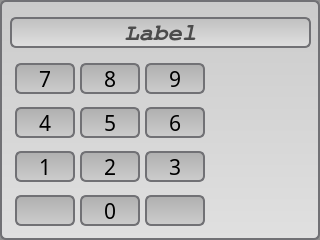
gaperezcortes/CSCE470, file ui/mainwindow.ui: the form before one commit.
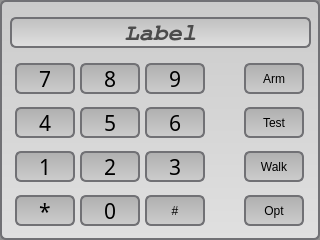
The form after the commit. Icons and pictures are not drawn.

What changed in the file:
```diff
--- a/ui/mainwindow.ui
+++ b/ui/mainwindow.ui
@@ -345,8 +345,33 @@
         </property>
        </widget>
       </item>
+      <item row="3" column="0">
+       <widget class="QPushButton" name="nstar">
+        <property name="maximumSize">
+         <size>
+          <width>60</width>
+          <height>31</height>
+         </size>
+        </property>
+        <property name="font">
+         <font>
+          <family>Oxygen Mono</family>
+          <pointsize>16</pointsize>
+          <weight>9</weight>
+          <italic>false</italic>
+          <bold>false</bold>
+         </font>
+        </property>
+        <property name="focusPolicy">
+         <enum>Qt::NoFocus</enum>
+        </property>
+        <property name="text">
+         <string>*</string>
+        </property>
+       </widget>
+      </item>
       <item row="3" column="2">
-       <widget class="QPushButton" name="btn_lock">
+       <widget class="QPushButton" name="npound">
         <property name="maximumSize">
          <size>
           <width>60</width>
@@ -357,43 +382,7 @@
          <enum>Qt::NoFocus</enum>
         </property>
         <property name="text">
-         <string/>
-        </property>
-        <property name="icon">
-         <iconset>
-          <normaloff>lock.png</normaloff>lock.png</iconset>
-        </property>
-        <property name="iconSize">
-         <size>
-          <width>24</width>
-          <height>24</height>
-         </size>
-        </property>
-       </widget>
-      </item>
-      <item row="3" column="0">
-       <widget class="QPushButton" name="btn_unlock">
-        <property name="maximumSize">
-         <size>
-          <width>60</width>
-          <height>31</height>
-         </size>
-        </property>
-        <property name="focusPolicy">
-         <enum>Qt::NoFocus</enum>
-        </property>
-        <property name="text">
-         <string/>
-        </property>
-        <property name="icon">
-         <iconset>
-          <normaloff>unlock.png</normaloff>unlock.png</iconset>
-        </property>
-        <property name="iconSize">
-         <size>
-          <width>24</width>
-          <height>24</height>
-         </size>
+         <string>#</string>
         </property>
        </widget>
       </item>
@@ -433,6 +422,91 @@
       <set>Qt::AlignCenter</set>
      </property>
     </widget>
+    <widget class="QWidget" name="gridLayoutWidget_2">
+     <property name="geometry">
+      <rect>
+       <x>220</x>
+       <y>50</y>
+       <width>109</width>
+       <height>191</height>
+      </rect>
+     </property>
+     <layout class="QGridLayout" name="optionsGrid" rowstretch="0,0,0,0,0" rowminimumheight="0,0,0,0,0">
+      <property name="spacing">
+       <number>0</number>
+      </property>
+      <item row="1" column="0">
+       <widget class="QPushButton" name="btn_lock">
+        <property name="maximumSize">
+         <size>
+          <width>60</width>
+          <height>31</height>
+         </size>
+        </property>
+        <property name="focusPolicy">
+         <enum>Qt::NoFocus</enum>
+        </property>
+        <property name="text">
+         <string>Arm</string>
+        </property>
+        <property name="iconSize">
+         <size>
+          <width>24</width>
+          <height>24</height>
+         </size>
+        </property>
+       </widget>
+      </item>
+      <item row="2" column="0">
+       <widget class="QPushButton" name="btn_unlock">
+        <property name="maximumSize">
+         <size>
+          <width>60</width>
+          <height>31</height>
+         </size>
+        </property>
+        <property name="focusPolicy">
+         <enum>Qt::NoFocus</enum>
+        </property>
+        <property name="text">
+         <string>Test</string>
+        </property>
+        <property name="iconSize">
+         <size>
+          <width>24</width>
+          <height>24</height>
+         </size>
+        </property>
+       </widget>
+      </item>
+      <item row="3" column="0">
+       <widget class="QPushButton" name="pushButton">
+        <property name="maximumSize">
+         <size>
+          <width>60</width>
+          <height>31</height>
+         </size>
+        </property>
+        <property name="text">
+         <string>Walk</string>
+        </property>
+       </widget>
+      </item>
+      <item row="4" column="0">
+       <widget class="QPushButton" name="pushButton_2">
+        <property name="maximumSize">
+         <size>
+          <width>60</width>
+          <height>31</height>
+         </size>
+        </property>
+        <property name="text">
+         <string>Opt</string>
+        </property>
+       </widget>
+      </item>
+     </layout>
+    </widget>
    </widget>
   </widget>
   <action name="actionItem">
```
Left out of the diff: 29 changed lines with no effect on the pictures.
